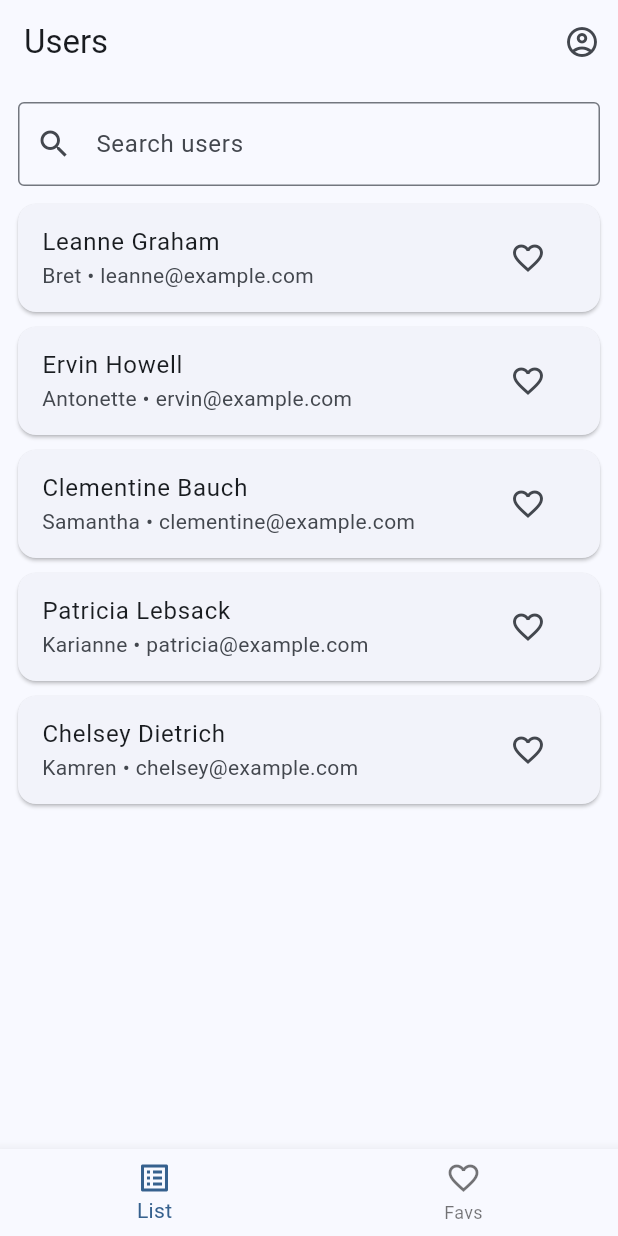
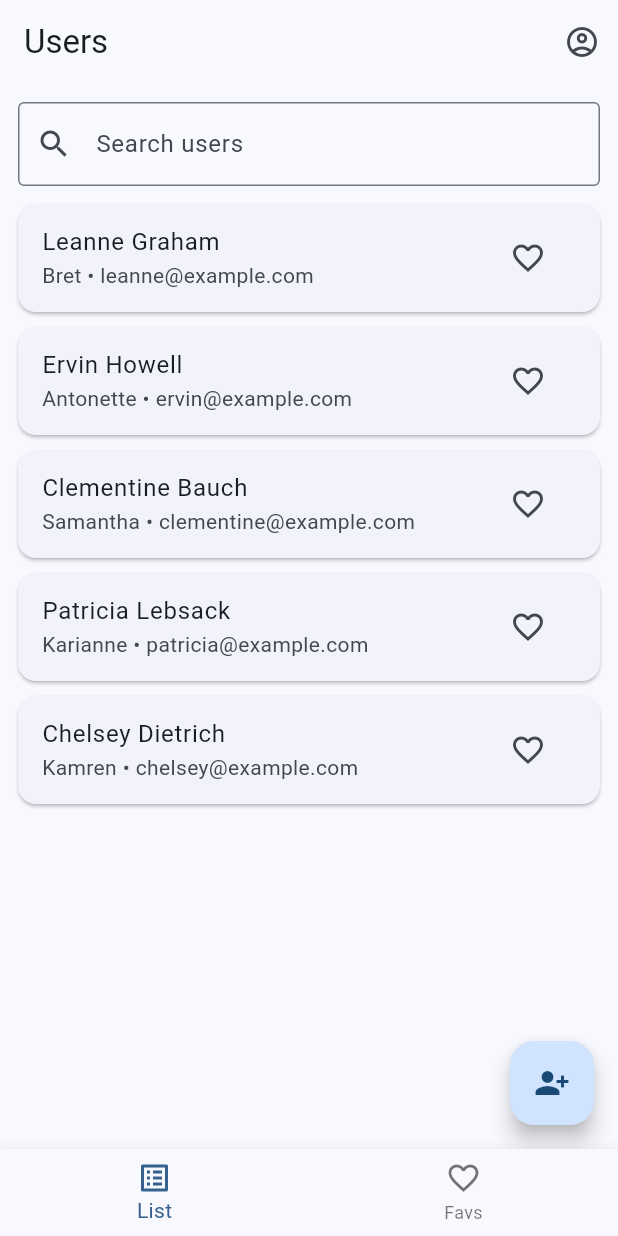
Before and after one commit to misaelriojasftf/aws-dotnet-flutter-dataqube, a Flutter app: the screen it shows after launch, on a phone screen of 412 x 824 dp. Run offline on Flutter 3.47's test engine with Material 3 defaults, Android fonts, the phone set to English and light mode, and no system bars.

Commit message:
feat(mobile): exercise - intro

```diff
--- a/mobile/lib/pages/users_list_tab.dart
+++ b/mobile/lib/pages/users_list_tab.dart
@@ -10,6 +10,13 @@ class UsersListTab extends StatelessWidget {
   @override
   Widget build(BuildContext context) {
     return Scaffold(
+      floatingActionButton: FloatingActionButton(
+        tooltip: 'Add user',
+        onPressed: () {
+          // TODO(exercise): Open add user sheet / dialog / screen.
+        },
+        child: const Icon(Icons.person_add_alt_1),
+      ),
       appBar: AppBar(
         title: const Text('Users'),
         actions: [
--- a/mobile/lib/providers/users_provider.dart
+++ b/mobile/lib/providers/users_provider.dart
@@ -57,4 +57,9 @@ class UsersProvider extends ChangeNotifier {
     }
     notifyListeners();
   }
+
+  void addUser(UserEntity _) {
+    // TODO(exercise): Append the new user to `_users` and call notifyListeners().
+    // This method is intentionally left as exercise scaffolding for commit 4.
+  }
 }
```
Also changed, not shown: 1 other file.
